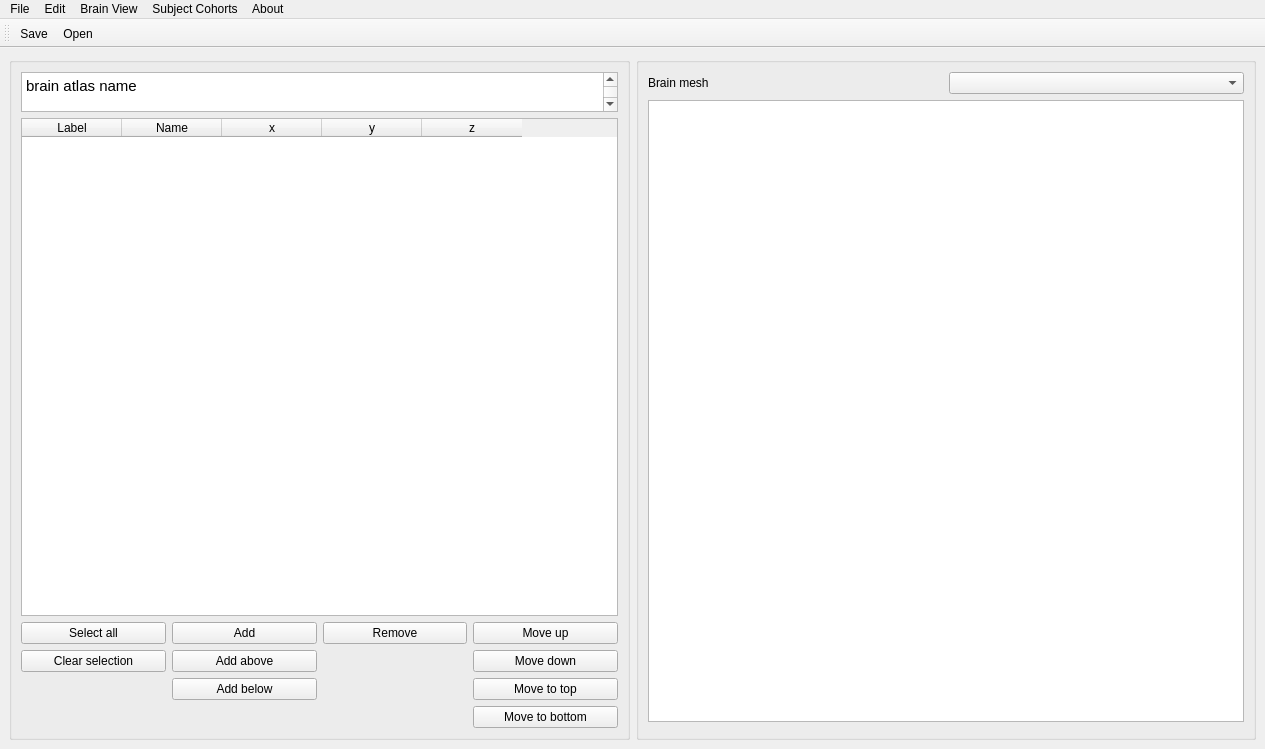
The window that braphy/gui/ui_files/brain_atlas.ui (softmatterlab/Braph-2.0-Python) describes before a commit, drawn with Qt 5.
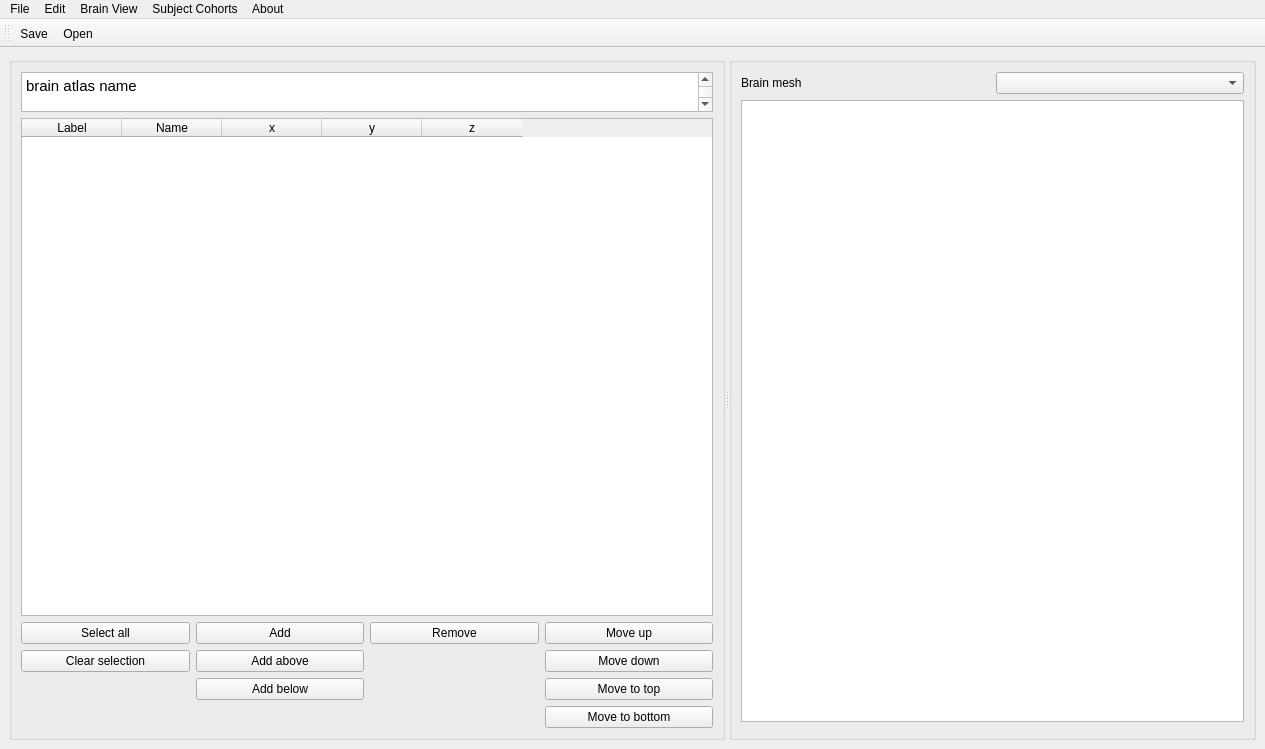
The same window after the commit. Icons and pictures are not drawn. Custom widgets are drawn as their Qt base class.

Commit message: Add possibility to resize widgets

Patch:
```diff
--- a/braphy/gui/ui_files/brain_atlas.ui
+++ b/braphy/gui/ui_files/brain_atlas.ui
@@ -16,6 +16,10 @@
   <widget class="QWidget" name="centralwidget">
    <layout class="QHBoxLayout" name="horizontalLayout">
     <item>
+     <widget class="QSplitter" name="splitter">
+      <property name="orientation">
+       <enum>Qt::Horizontal</enum>
+      </property>
      <widget class="QGroupBox" name="groupBox_2">
       <property name="maximumSize">
        <size>
@@ -189,8 +193,6 @@
        </item>
       </layout>
      </widget>
-    </item>
-    <item>
      <widget class="QGroupBox" name="groupBox">
       <property name="sizePolicy">
        <sizepolicy hsizetype="Expanding" vsizetype="Expanding">
@@ -260,6 +262,7 @@
         </layout>
        </item>
       </layout>
+      </widget>
      </widget>
     </item>
    </layout>
```
Lines whose indentation alone changed are shown as unchanged. The commit also changes 2 other files.
